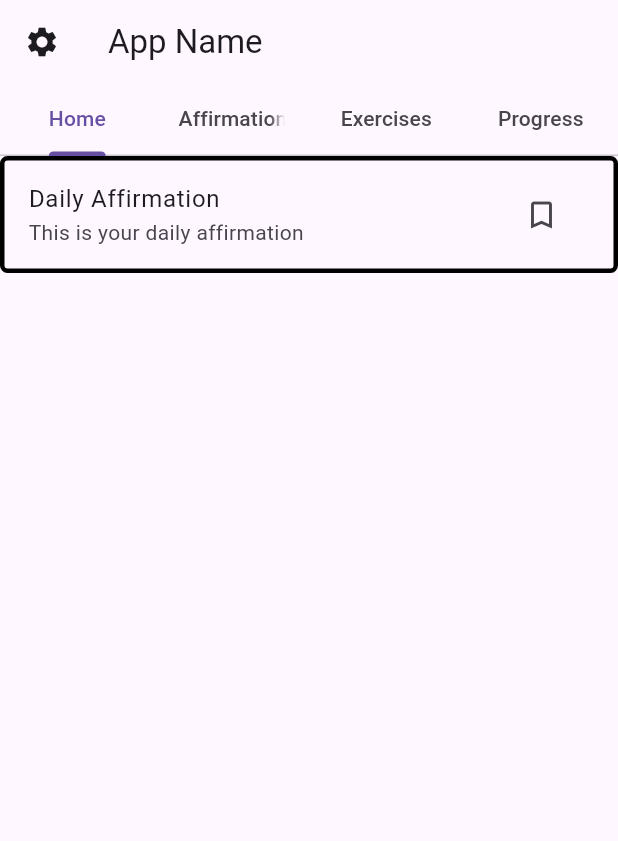
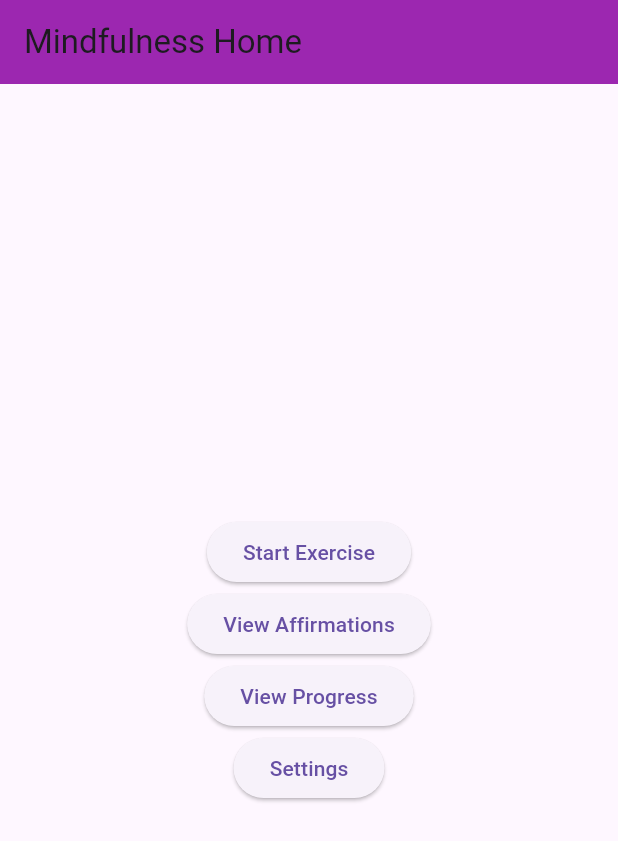
Before and after one commit to Bhati2633/HealthandWellness, a Flutter app: the screen it shows after launch, on a phone screen of 412 x 824 dp. Shown: the top 841 px of the screen. Run offline on Flutter 3.47's test engine with Material 3 defaults, Android fonts, the phone set to English and light mode, and no system bars; our stand-ins replace percent_indicator, shared_preferences.

Commit message:
Added Progress and Setting functions

```diff
--- a/lib/affirmation.dart
+++ /dev/null
@@ -1,37 +0,0 @@
-import 'package:flutter/material.dart';
-
-class Affirmation {
-  bool saved = false;
-  String text = '';
-  Widget icon = Icon(Icons.bookmark_outline);
-
-  Affirmation(String text) {
-    this.text = text;
-  }
-
-  void toggleSaved() {
-    saved = !saved;
-    if (saved){
-      icon = Icon(Icons.bookmark);
-    }
-    else{
-      icon = Icon(Icons.bookmark_outline);
-    }
-  }
-
-  void setText(String text) {
-    this.text = text;
-  }
-
-  Widget getIcon(){
-    return icon;
-  }
-
-  bool getSaved() {
-    return saved;
-  }
-
-  String getText() {
-    return text;
-  }
-}
--- a/lib/main.dart
+++ b/lib/main.dart
@@ -1,5 +1,10 @@
 import 'package:flutter/material.dart';
-import 'package:project01/Affirmation.dart';
+import 'screens/home_screen.dart';
+import 'screens/exercise_screen.dart';
+import 'screens/affirmation_screen.dart';
+import 'screens/progress_screen.dart'; // Add this line
+import 'screens/settings_screen.dart';
+
 
 void main() {
   runApp(MyApp());
@@ -9,150 +14,15 @@ class MyApp extends StatelessWidget {
   @override
   Widget build(BuildContext context) {
     return MaterialApp(
-      home: DefaultTabController(
-        length: 4,
-        child: _TabsNonScrollableDemo(),
-      ),
+      title: 'Mindfulness App',
+      theme: ThemeData(primarySwatch: Colors.purple),
+      home: HomeScreen(),
+      routes: {
+        '/exercise': (context) => ExerciseScreen(),
+        '/affirmation': (context) => AffirmationScreen(),
+        '/progress': (context) => ProgressScreen(),
+        '/settings': (context) => SettingsScreen(),
+      },
     );
   }
 }
-
-class _TabsNonScrollableDemo extends StatefulWidget {
-  @override
-  TabsNonScrollableDemoState createState() => TabsNonScrollableDemoState();
-}
-
-class TabsNonScrollableDemoState extends State<_TabsNonScrollableDemo>
-    with SingleTickerProviderStateMixin, RestorationMixin {
-  late TabController _tabController;
-
-  final RestorableInt tabIndex = RestorableInt(0);
-  List<Affirmation> affirmations = [];
-
-  @override
-  String get restorationId => 'tab_non_scrollable_demo';
-
-  @override
-  void restoreState(RestorationBucket? oldBucket, bool initialRestore) {
-    registerForRestoration(tabIndex, 'tab_index');
-    _tabController.index = tabIndex.value;
-  }
-
-  @override
-  void initState() {
-    super.initState();
-    _tabController = TabController(
-      initialIndex: 0,
-      length: 4,
-      vsync: this,
-    );
-    affirmations.add(Affirmation('This is your daily affirmation'));
-    _tabController.addListener(() {
-      setState(() {
-        tabIndex.value = _tabController.index;
-      });
-    });
-  }
-
-  void _openSettings() {
-
-  }
-
-  @override
-  void dispose() {
-    _tabController.dispose();
-    tabIndex.dispose();
-    super.dispose();
-  }
-
-  @override
-  Widget build(BuildContext context) {
-    final tabs = ['Home','Affirmations', 'Exercises', 'Progress'];
-
-    return Scaffold(
-      appBar: AppBar(
-        automaticallyImplyLeading: false,
-        title: const Text(
-          'App Name',
-          textAlign: TextAlign.center,
-        ),
-        leading: IconButton(onPressed: _openSettings, icon: Icon(Icons.settings)),
-        bottom: TabBar(
-          controller: _tabController,
-          isScrollable: false,
-          tabs: [
-            for (final tab in tabs) Tab(text: tab),
-          ],
-        ),
-      ),
-      body: TabBarView(
-        controller: _tabController,
-        children: [
-          Center(
-            child: Column(
-              children: [
-                Container(
-                  decoration: BoxDecoration(
-                    border: Border.all(width: 3),
-                    borderRadius: BorderRadius.circular(5),
-                  ),
-                  child: ListTile(
-
-                    title: Text('Daily Affirmation'),
-                    subtitle: (Text(affirmations[0].getText())),
-                    trailing: IconButton(
-                      onPressed: () {
-                        setState(() {
-                          affirmations[0].toggleSaved();
-                        });
-                      },
-                      icon: affirmations[0].getIcon(),
-                    ),
-                  ),
-                )
-              ],
-            )
-          ),
-          Center(
-            child: Column(
-              children: <Widget>[
-                Expanded(
-                  child: ListView.builder(
-                    itemCount: affirmations.length,
-                    itemBuilder: (context, index){
-                      return ListTile(
-                        title: Text(affirmations[index].getText()),
-                        trailing: IconButton(
-                          icon: affirmations[index].getIcon(),
-                          onPressed: () {
-                            setState(() {
-                              affirmations[index].toggleSaved();
-                            });
-                          }
-                        ),
-                      );
-                    }
-                  )
-                )
-              ],
-            ),
-          ),
-          Center(
-            child: Image.network(
-	            'https://img.freepik.com/premium-photo/bubble-soap-ballons-shot-macro_1161029-1404.jpg?w=996',
-	            width: 150,
-	            height: 150,
-	          ),
-          ),
-          Center(
-            child: Image.network(
-	            'https://r2.erweima.ai/imgcompressed/compressed_349a89ee5f5b2aa8ad1e18ef2e079453.webp',
-	            width: 150,
-	            height: 150,
-	          ),
-          ),
-        ],
-      ),
-    );
-  }
-}
--- /dev/null
+++ b/lib/screens/home_screen.dart
@@ -0,0 +1,33 @@
+import 'package:flutter/material.dart';
+
+class HomeScreen extends StatelessWidget {
+  @override
+  Widget build(BuildContext context) {
+    return Scaffold(
+      appBar: AppBar(title: Text('Mindfulness Home'), backgroundColor: Colors.purple),
+      body: Center(
+        child: Column(
+          mainAxisAlignment: MainAxisAlignment.center,
+          children: <Widget>[
+            ElevatedButton(
+              onPressed: () => Navigator.pushNamed(context, '/exercise'),
+              child: Text('Start Exercise'),
+            ),
+            ElevatedButton(
+              onPressed: () => Navigator.pushNamed(context, '/affirmation'),
+              child: Text('View Affirmations'),
+            ),
+            ElevatedButton(
+              onPressed: () => Navigator.pushNamed(context, '/progress'),
+              child: Text('View Progress'),
+            ),
+            ElevatedButton(
+              onPressed: () => Navigator.pushNamed(context, '/settings'),
+              child: Text('Settings'),
+            ),
+          ],
+        ),
+      ),
+    );
+  }
+}
--- a/pubspec.yaml
+++ b/pubspec.yaml
@@ -30,6 +30,8 @@ environment:
 dependencies:
   flutter:
     sdk: flutter
+  shared_preferences: ^2.0.15
+  percent_indicator: ^3.4.0
 
 
   # The following adds the Cupertino Icons font to your application.
```
Also changed, not shown: lib/exercise.dart (deleted, +0 -24 lines), lib/screens/affirmation_screen.dart (added, +38 -0 lines), lib/screens/exercise_screen.dart (added, +46 -0 lines), lib/screens/progress_screen.dart (added, +47 -0 lines), lib/screens/settings_screen.dart (added, +55 -0 lines), lib/utils/local_storage.dart (added, +17 -0 lines), pubspec.lock, 1 other file.
